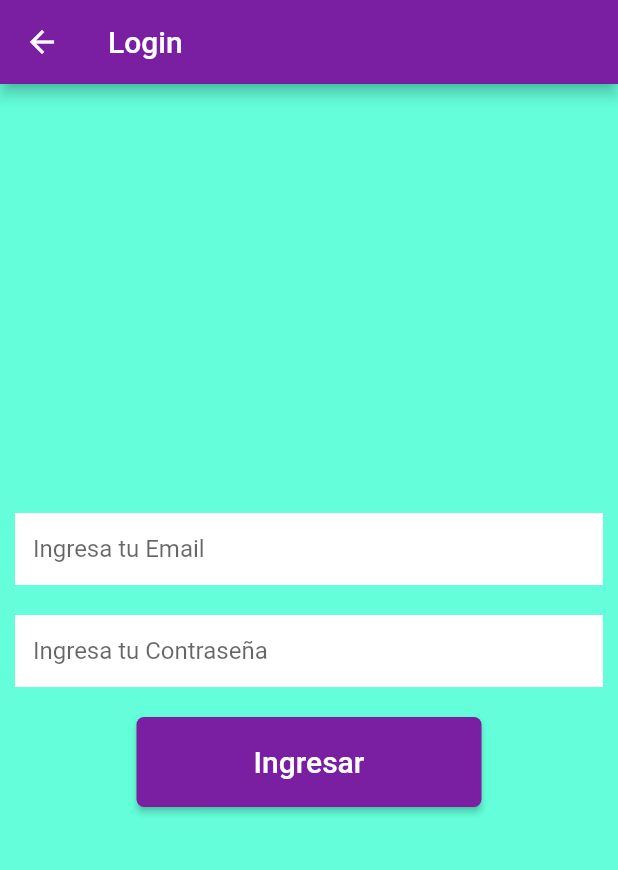
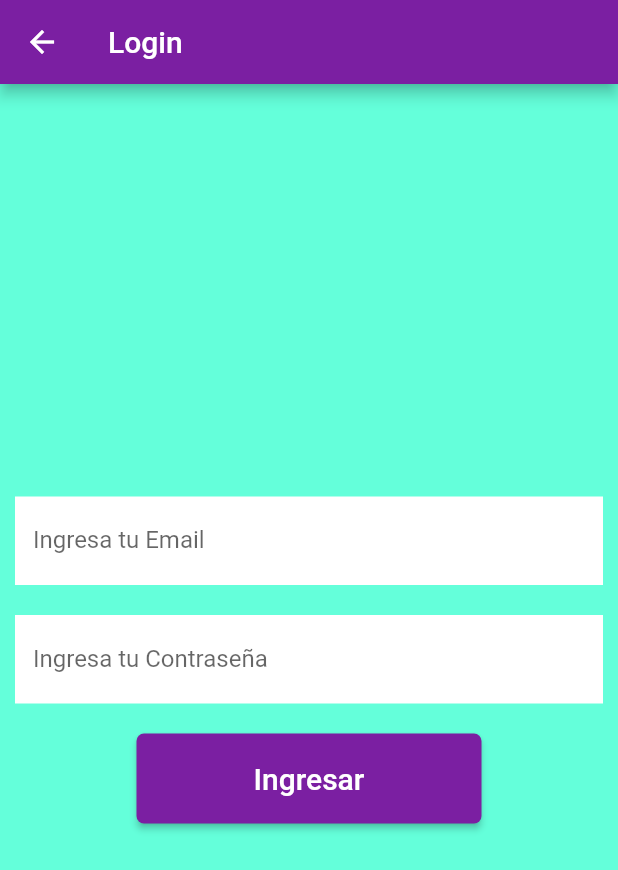
Before and after one commit to JuanFerr1098/ProyectoIntegrador1, a Flutter app: the screen it shows after launch, after a tap on "Login", on a phone screen of 412 x 824 dp. Shown: the top 870 px of the screen. Run offline on Flutter 3.47's test engine with Material 2 defaults, Android fonts, the phone set to English and light mode, and no system bars; our stand-ins replace cloud_firestore, firebase_auth, firebase_core, flutter_signin_button, fluttertoast; accounts and stored records are empty; network calls fail; project files that could hold a hidden picture were left out.

Commit message:
Update Login

```diff
--- a/newtonapp/lib/pages/signin_page.dart
+++ b/newtonapp/lib/pages/signin_page.dart
@@ -44,7 +44,7 @@ class _SignInPageState extends State<SignInPage> {
               //Aqui esta la entrada de texto
               controller: _emailController,
               decoration: const InputDecoration(
-                  hintText: 'Ingresa tu Email',
+                  labelText: 'Ingresa tu Email',
                   border: InputBorder.none,
                   fillColor: Colors.white,
                   filled: true),
@@ -65,7 +65,7 @@ class _SignInPageState extends State<SignInPage> {
               //Aqui esta la entrada de texto
               controller: _passwordController,
               decoration: const InputDecoration(
-                  hintText: 'Ingresa tu Contraseña',
+                  labelText: 'Ingresa tu Contraseña',
                   border: InputBorder.none,
                   fillColor: Colors.white,
                   filled: true),
```
